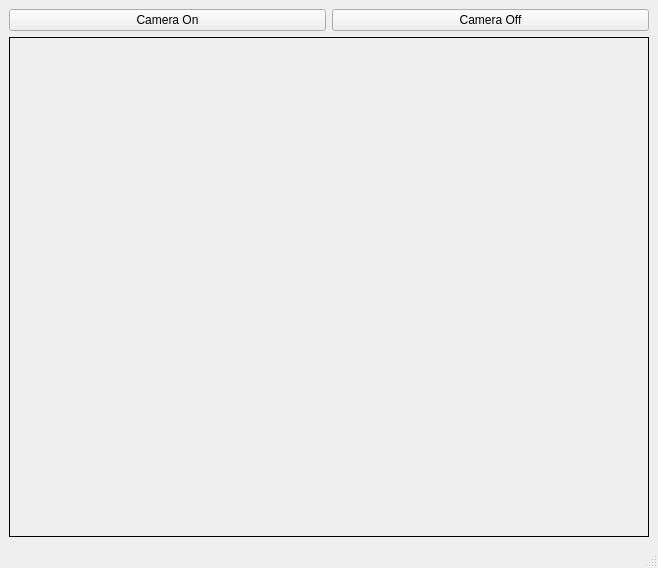
Qt form project_code/Detect/mainwindow.ui (purelifexx1/grad2) before a commit.
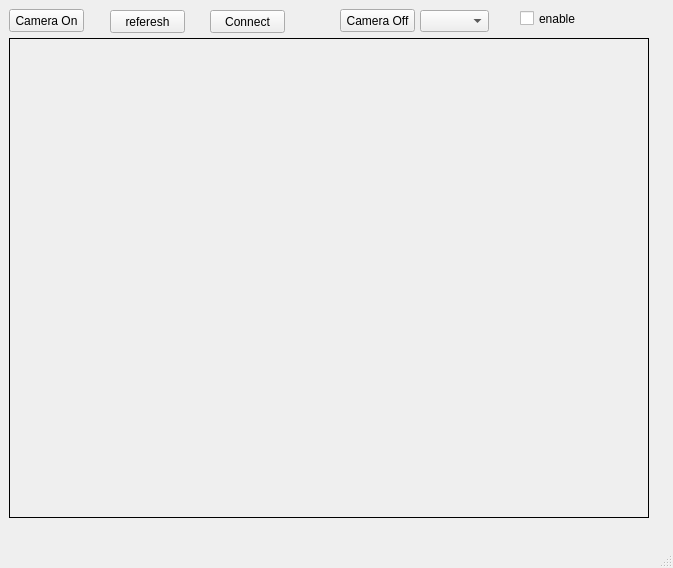
The same form after that commit.

The edit to the form file:
```diff
--- a/project_code/Detect/mainwindow.ui
+++ b/project_code/Detect/mainwindow.ui
@@ -6,7 +6,7 @@
    <rect>
     <x>0</x>
     <y>0</y>
-    <width>658</width>
+    <width>673</width>
     <height>568</height>
    </rect>
   </property>
@@ -14,23 +14,41 @@
    <string>MainWindow</string>
   </property>
   <widget class="QWidget" name="centralwidget">
-   <layout class="QGridLayout" name="gridLayout">
-    <item row="0" column="0">
      <widget class="QPushButton" name="CameraOn_Button">
+    <property name="geometry">
+     <rect>
+      <x>9</x>
+      <y>9</y>
+      <width>75</width>
+      <height>23</height>
+     </rect>
+    </property>
       <property name="text">
        <string>Camera On</string>
       </property>
      </widget>
-    </item>
-    <item row="0" column="1">
      <widget class="QPushButton" name="CameraOff_Button">
+    <property name="geometry">
+     <rect>
+      <x>340</x>
+      <y>9</y>
+      <width>75</width>
+      <height>23</height>
+     </rect>
+    </property>
       <property name="text">
        <string>Camera Off</string>
       </property>
      </widget>
-    </item>
-    <item row="1" column="0" colspan="2">
      <widget class="QLabel" name="CameraFrame">
+    <property name="geometry">
+     <rect>
+      <x>9</x>
+      <y>38</y>
+      <width>640</width>
+      <height>480</height>
+     </rect>
+    </property>
       <property name="minimumSize">
        <size>
         <width>640</width>
@@ -44,8 +62,55 @@
        <string/>
       </property>
      </widget>
-    </item>
-   </layout>
+   <widget class="QPushButton" name="pushButton">
+    <property name="geometry">
+     <rect>
+      <x>110</x>
+      <y>10</y>
+      <width>75</width>
+      <height>23</height>
+     </rect>
+    </property>
+    <property name="text">
+     <string>referesh</string>
+    </property>
+   </widget>
+   <widget class="QPushButton" name="pushButton_2">
+    <property name="geometry">
+     <rect>
+      <x>210</x>
+      <y>10</y>
+      <width>75</width>
+      <height>23</height>
+     </rect>
+    </property>
+    <property name="text">
+     <string>Connect</string>
+    </property>
+   </widget>
+   <widget class="QComboBox" name="comboBox">
+    <property name="geometry">
+     <rect>
+      <x>420</x>
+      <y>10</y>
+      <width>69</width>
+      <height>22</height>
+     </rect>
+    </property>
+   </widget>
+   <widget class="QCheckBox" name="checkBox">
+    <property name="geometry">
+     <rect>
+      <x>520</x>
+      <y>10</y>
+      <width>70</width>
+      <height>17</height>
+     </rect>
+    </property>
+    <property name="text">
+     <string>enable</string>
+    </property>
+   </widget>
   </widget>
   <widget class="QMenuBar" name="menubar">
    <property name="geometry">
```
Left out of the diff: 2 changed lines with no effect on the pictures. Lines whose indentation alone changed are shown as unchanged.
